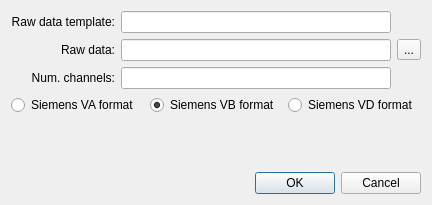
Above: src/gui/readrawdatadlg.ui from magland/sequencetree4 before the change. Below: the same form after it.
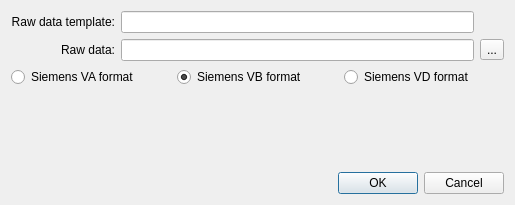
That is the form after the change.

Commit message: remove num of channels

The edit to the form file:
```diff
--- a/src/gui/readrawdatadlg.ui
+++ b/src/gui/readrawdatadlg.ui
@@ -1,11 +1,11 @@
 <ui version="4.0" >
  <class>ReadRawDataDlg</class>
- <widget class="QDialog" name="ReadRawDataDlg" >
-  <property name="geometry" >
+ <widget class="QDialog" name="ReadRawDataDlg">
+  <property name="geometry">
    <rect>
     <x>0</x>
     <y>0</y>
-    <width>432</width>
+    <width>515</width>
     <height>205</height>
    </rect>
   </property>
@@ -52,19 +52,6 @@
        </property>
       </widget>
      </item>
-     <item row="2" column="0" >
-      <widget class="QLabel" name="label_3" >
-       <property name="text" >
-        <string>Num. channels:</string>
-       </property>
-       <property name="alignment" >
-        <set>Qt::AlignRight|Qt::AlignTrailing|Qt::AlignVCenter</set>
-       </property>
-      </widget>
-     </item>
-     <item row="2" column="1" >
-      <widget class="QLineEdit" name="num_channels" />
-     </item>
     </layout>
    </item>
    <item>
```
Left out of the diff: 79 changed lines with no effect on the pictures. The commit also changes 1 other file.
